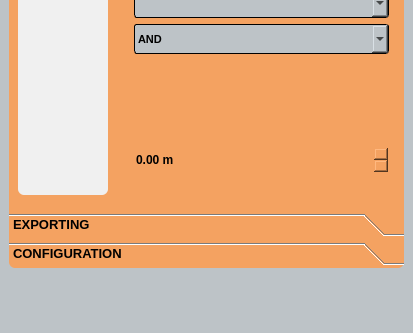
The window that filter_mate_dockwidget_base.ui (sducournau/filter_mate) describes before a commit, drawn with Qt 5; both pictures show x 0 to 413 and y 919 to 1252 of the 413 by 1252 pixel window.
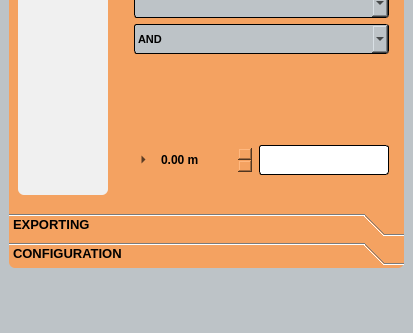
The same window after the commit. Icons and pictures are not drawn. Custom widgets are drawn as their Qt base class.

Commit message: Add override button expression for buffer expression

The edit to the form file:
```diff
--- a/filter_mate_dockwidget_base.ui
+++ b/filter_mate_dockwidget_base.ui
@@ -1557,15 +1557,13 @@
            <x>0</x>
            <y>0</y>
            <width>387</width>
-           <height>534</height>
+           <height>530</height>
           </rect>
          </property>
          <attribute name="label">
           <string>FILTERING</string>
          </attribute>
-         <layout class="QVBoxLayout" name="verticalLayout_12">
-          <item>
-           <layout class="QHBoxLayout" name="horizontalLayout_2">
+         <layout class="QHBoxLayout" name="horizontalLayout_5">
             <item>
              <widget class="QWidget" name="widget_2" native="true">
               <property name="sizePolicy">
@@ -2624,6 +2622,33 @@
                </spacer>
               </item>
               <item>
+             <layout class="QHBoxLayout" name="horizontalLayout_2">
+              <item>
+               <widget class="QgsPropertyOverrideButton" name="mPropertyOverrideButton_filtering_buffer_property">
+                <property name="cursor">
+                 <cursorShape>PointingHandCursor</cursorShape>
+                </property>
+                <property name="layoutDirection">
+                 <enum>Qt::RightToLeft</enum>
+                </property>
+                <property name="popupMode">
+                 <enum>QToolButton::InstantPopup</enum>
+                </property>
+                <property name="toolButtonStyle">
+                 <enum>Qt::ToolButtonFollowStyle</enum>
+                </property>
+                <property name="autoRaise">
+                 <bool>false</bool>
+                </property>
+                <property name="arrowType">
+                 <enum>Qt::RightArrow</enum>
+                </property>
+                <property name="active">
+                 <bool>false</bool>
+                </property>
+               </widget>
+              </item>
+              <item>
                <widget class="QgsDoubleSpinBox" name="mQgsDoubleSpinBox_filtering_buffer">
                 <property name="sizePolicy">
                  <sizepolicy hsizetype="Preferred" vsizetype="Fixed">
@@ -2633,7 +2658,7 @@
                 </property>
                 <property name="minimumSize">
                  <size>
-                  <width>240</width>
+                  <width>90</width>
                   <height>30</height>
                  </size>
                 </property>
@@ -2687,13 +2712,13 @@
 </string>
                 </property>
                 <property name="showGroupSeparator" stdset="0">
-                 <bool>false</bool>
+                 <bool>true</bool>
                 </property>
                 <property name="suffix">
                  <string> m</string>
                 </property>
                 <property name="maximum">
-                 <double>1000.000000000000000</double>
+                 <double>1000000.000000000000000</double>
                 </property>
                 <property name="singleStep">
                  <double>0.100000000000000</double>
@@ -2707,7 +2732,68 @@
                </widget>
               </item>
               <item>
-               <spacer name="verticalSpacer_25">
+               <widget class="QLineEdit" name="lineEdit_filtering_buffer_expression">
+                <property name="enabled">
+                 <bool>true</bool>
+                </property>
+                <property name="minimumSize">
+                 <size>
+                  <width>90</width>
+                  <height>30</height>
+                 </size>
+                </property>
+                <property name="maximumSize">
+                 <size>
+                  <width>16777215</width>
+                  <height>30</height>
+                 </size>
+                </property>
+                <property name="baseSize">
+                 <size>
+                  <width>0</width>
+                  <height>30</height>
+                 </size>
+                </property>
+                <property name="font">
+                 <font>
+                  <family>Segoe UI</family>
+                  <weight>75</weight>
+                  <bold>true</bold>
+                 </font>
+                </property>
+                <property name="styleSheet">
+                 <string notr="true">QLineEdit
+{
+ background-color:white;
+border: 1px solid black;
+border-radius: 3px;
+padding: 3px 3px 3px 3px;
+color:black;
+
+}
+
+QLineEdit:hover
+{
+
+border: 2px solid black;
+
+}
+
+
+</string>
+                </property>
+                <property name="readOnly">
+                 <bool>false</bool>
+                </property>
+                <property name="clearButtonEnabled">
+                 <bool>true</bool>
+                </property>
+               </widget>
+              </item>
+             </layout>
+            </item>
+            <item>
+             <spacer name="verticalSpacer_9">
                 <property name="orientation">
                  <enum>Qt::Vertical</enum>
                 </property>
@@ -2721,8 +2807,6 @@
                  </size>
                 </property>
                </spacer>
-              </item>
-             </layout>
             </item>
            </layout>
           </item>
@@ -3953,6 +4037,11 @@
   </widget>
  </widget>
  <customwidgets>
+  <customwidget>
+   <class>QgsAuthConfigSelect</class>
+   <extends>QWidget</extends>
+   <header>qgsauthconfigselect.h</header>
+  </customwidget>
   <customwidget>
    <class>QgsCheckableComboBox</class>
    <extends>QComboBox</extends>
@@ -3989,6 +4078,11 @@
    <extends>QWidget</extends>
    <header>qgsprojectionselectionwidget.h</header>
   </customwidget>
+  <customwidget>
+   <class>QgsPropertyOverrideButton</class>
+   <extends>QToolButton</extends>
+   <header>qgspropertyoverridebutton.h</header>
+  </customwidget>
  </customwidgets>
  <resources/>
  <connections/>
```
Left out of the diff: 41 changed lines with no effect on the pictures. Lines whose indentation alone changed are shown as unchanged. The commit also changes 3 other files.
